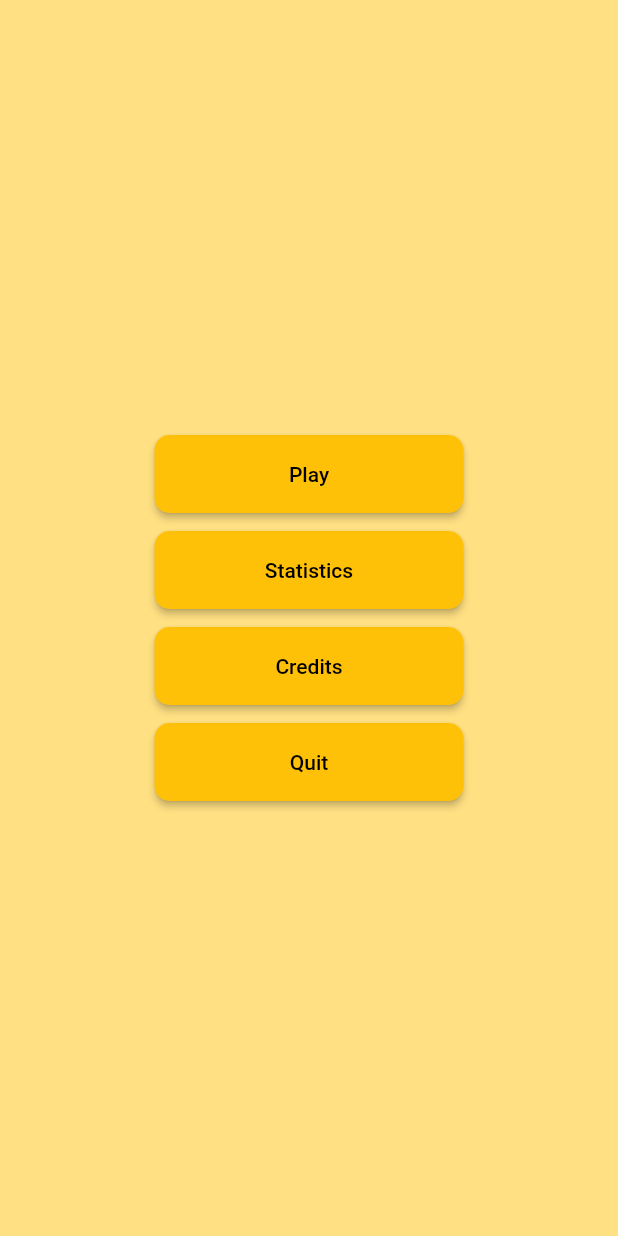
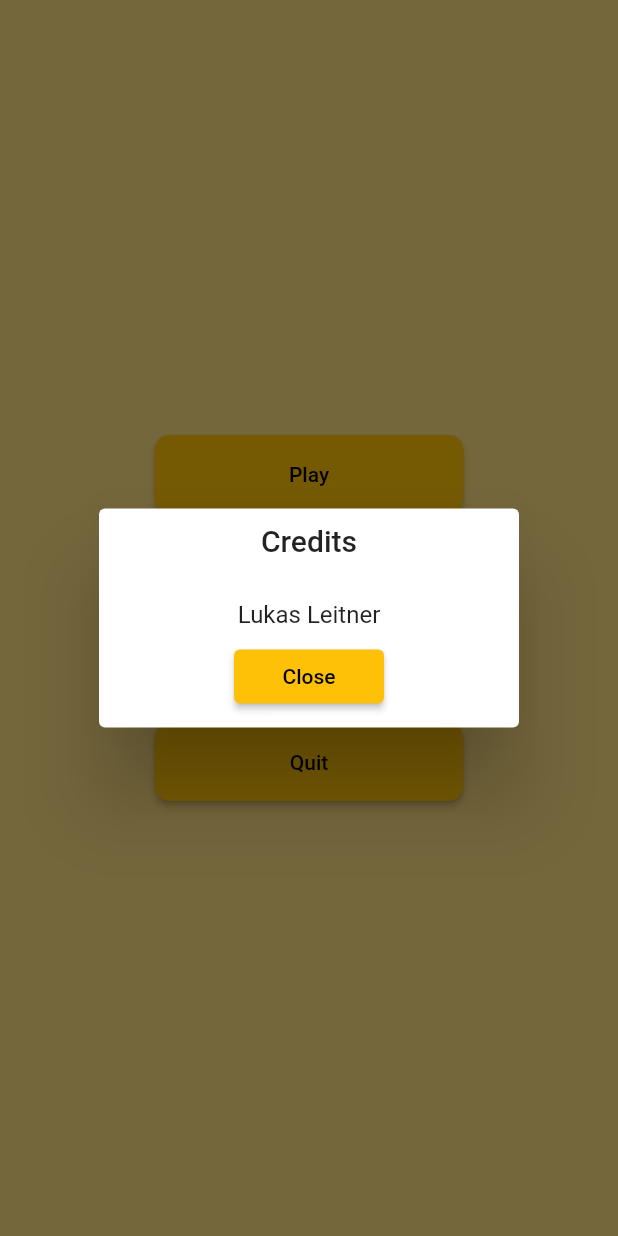
Before and after one commit to linememory/tic_tac_toe, a Flutter app: the screen it shows after launch, after a tap on "Credits", on a phone screen of 412 x 824 dp. Run offline on Flutter 3.47's test engine with Material 2 defaults, Android fonts, the phone set to English and light mode, and no system bars; our stand-ins replace flutter_riverpod.

Commit message:
added credits dialog

```diff
--- /dev/null
+++ b/lib/features/menu/credits.dart
@@ -0,0 +1,29 @@
+import 'package:flutter/material.dart';
+
+class Credits extends StatelessWidget {
+  const Credits({Key? key}) : super(key: key);
+
+  @override
+  Widget build(BuildContext context) {
+    return SimpleDialog(
+      titlePadding: const EdgeInsets.all(10),
+      contentPadding: const EdgeInsets.all(10),
+      title: const Text(
+        'Credits',
+        textAlign: TextAlign.center,
+      ),
+      children: [
+        const Padding(
+          padding: EdgeInsets.all(8.0),
+          child: Center(child: Text("Lukas Leitner")),
+        ),
+        Padding(
+          padding: const EdgeInsets.symmetric(horizontal: 80.0),
+          child: ElevatedButton(
+              onPressed: () => Navigator.pop(context),
+              child: const Text("Close")),
+        )
+      ],
+    );
+  }
+}
--- a/lib/features/menu/menu.dart
+++ b/lib/features/menu/menu.dart
@@ -1,6 +1,7 @@
 import 'package:flutter/material.dart';
 import 'package:flutter/services.dart';
 import 'package:tic_tac_toe/features/game/views/tic_tac_toe.dart';
+import 'package:tic_tac_toe/features/menu/credits.dart';
 
 class Menu extends StatelessWidget {
   const Menu({Key? key}) : super(key: key);
@@ -45,7 +46,14 @@ class Menu extends StatelessWidget {
             ),
             ElevatedButton(
               style: buttonStyle,
-              onPressed: () {},
+              onPressed: () {
+                showDialog(
+                  context: context,
+                  builder: (context) {
+                    return const Credits();
+                  },
+                );
+              },
               child: const Text("Credits"),
             ),
             ElevatedButton(
```
